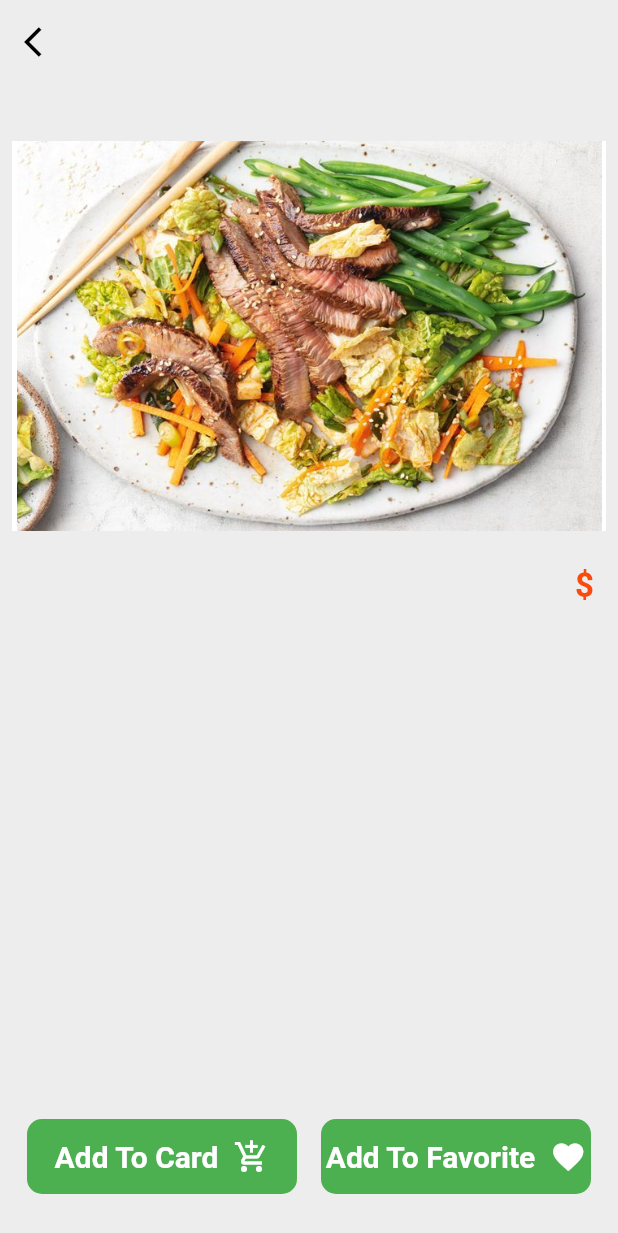
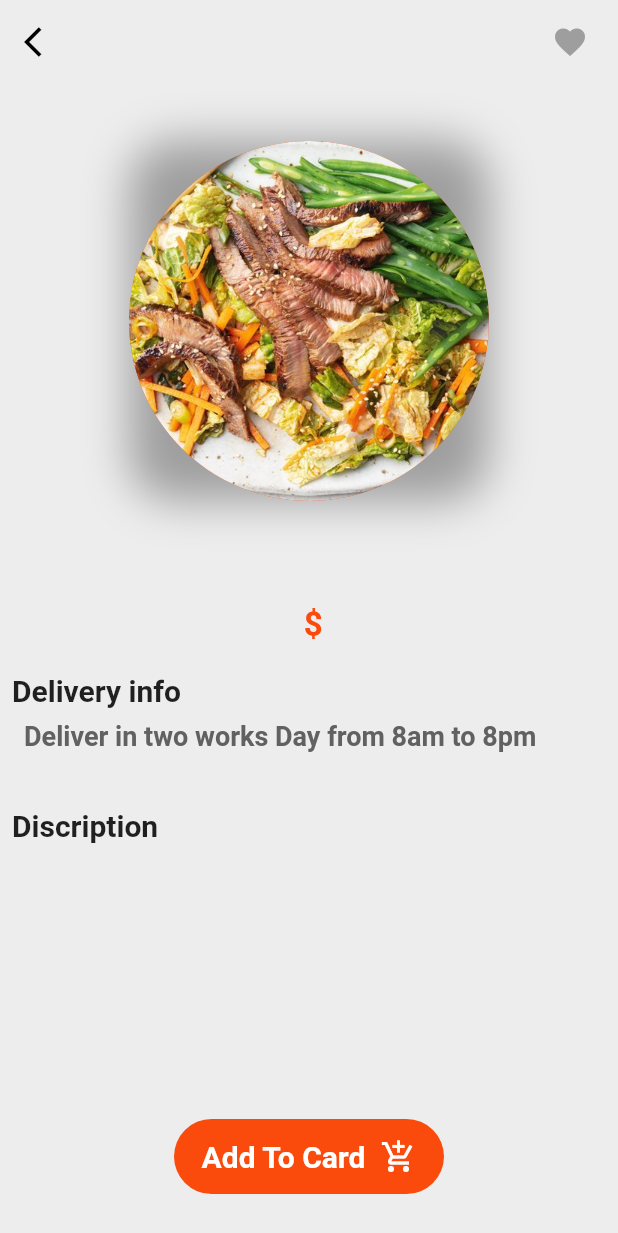
Before and after one commit to Kh-Anter/FPFlutter-Restorant, a Flutter app: the itemDetails screen opened directly with empty values, on a phone screen of 412 x 824 dp. Shown: the top 1233 px of the screen. Run offline on Flutter 3.47's test engine with Material 2 defaults, Android fonts, the phone set to English and light mode, and no system bars; our stand-ins replace cloud_firestore, firebase_auth, firebase_core, font_awesome_flutter, get, google_sign_in and 1 more; missing offline and left inert: flutter_facebook_auth; accounts and stored records are empty.

```diff
--- a/lib/screens/Favorite.dart
+++ b/lib/screens/Favorite.dart
@@ -31,11 +31,28 @@ class _FavoritePageState extends State<FavoritePage> {
               padding: const EdgeInsets.all(10.0),
               child: Column(
                 children: [
+                  Center(
+                      child: Text(
+                        'Swipe on an Item To delete',
+                        style: TextStyle(
+                            fontSize: 15,
+                            color: Colors.grey[700],
+                            fontWeight: FontWeight.bold),
+                      )),
+                  SizedBox(
+                    height: 20,
+                  ),
                   Expanded(
                     child: ListView.separated(
                       physics: BouncingScrollPhysics(),
                       itemBuilder: (context, index) => Padding(
                         padding: const EdgeInsets.all(8.0),
+                        child: Dismissible(
+                          onDismissed: (ind){
+                            favcontroller.deletefavitem(favcontroller.favoritelist[index].itemid,);
+                          },
+                          key: Key('item ${index}'),
+                          background: Container(child: Icon(Icons.delete)),
                           child: GestureDetector(
                             onTap: (){
                               Navigator.push(
@@ -109,17 +126,10 @@ class _FavoritePageState extends State<FavoritePage> {
                                             ),
                                           ],
                                         ),
-                                      Spacer(),
-                                      IconButton(onPressed: (){
-                                        setState(() {
-                                          favcontroller.deletefavitem(favcontroller.favoritelist[index].itemid,);
-                                          favcontroller.getfavitem();
-                                        });
-
-                                      }, icon: Icon(Icons.delete)),
                                       ],
                                     )
                                   ],
+                                ),
                               ),
                             ),
                           ),
--- a/lib/screens/item_details.dart
+++ b/lib/screens/item_details.dart
@@ -6,6 +6,7 @@ import 'package:get/get_state_manager/src/simple/get_state.dart';
 import 'package:restorant/constants.dart';
 import 'package:restorant/controller/maincontroller.dart';
 import 'package:restorant/screens/home.dart';
+import 'package:restorant/size_config.dart';
 
 class itemDetails extends StatelessWidget {
   maincontroller main = Get.put(maincontroller());
@@ -17,6 +18,7 @@ class itemDetails extends StatelessWidget {
 
   @override
   Widget build(BuildContext context) {
+    var _size = SizeConfig(context);
     return GetBuilder<maincontroller>(
         init: main,
         initState: (_) {},
@@ -25,7 +27,15 @@ class itemDetails extends StatelessWidget {
       backgroundColor: myBackgroundColor,
       appBar: AppBar(
         backgroundColor: myBackgroundColor,
-        title: Text('${name}',style: TextStyle(color: Colors.black,fontWeight: FontWeight.bold),),
+        actions: [
+          Padding(
+            padding: const EdgeInsets.all(8.0),
+            child: IconButton(onPressed: (){
+              main.setfavitem(name, price, discription, pic);
+            }, icon: Icon(Icons.favorite,color: Colors.grey,)),
+          )
+
+        ],
         leading: IconButton(
             onPressed: () => Get.off(HomeScreen()),
             icon: Icon(Icons.arrow_back_ios)),
@@ -34,43 +44,73 @@ class itemDetails extends StatelessWidget {
         child: Padding(
           padding: const EdgeInsets.all(8.0),
           child: Column(
-            crossAxisAlignment: CrossAxisAlignment.start,
+            crossAxisAlignment: CrossAxisAlignment.center,
             children: [
               SizedBox(height: 30,),
               Container(
-                height: 260,
-                width: double.maxFinite,
+                child: CircleAvatar(
+                  radius: 120,
+                  backgroundImage: AssetImage('assets/images/home/meal.jpg'),
+                ),
                 decoration: BoxDecoration(
-                  color: Colors.white,
-                  image: DecorationImage(
-                    image: AssetImage('assets/images/home/meal.jpg',),
-                    fit: BoxFit.contain,
+                  borderRadius: BorderRadius.circular(30),
+                  boxShadow: [
+                    BoxShadow(
+                      color: Colors.grey,
+                      blurRadius: 25,
+
+                    )
+                  ]
                 ),
               ),
+              SizedBox(height: 20,),
+              Text('${name}',style: TextStyle(fontWeight: FontWeight.bold,fontSize: 25),),
+              SizedBox(height: 20,),
+              Text('${price} \$',style: TextStyle(fontWeight: FontWeight.bold,fontSize: 22,color: myPrimaryColor),),
+              SizedBox(height: 20,),
+              Row(
+                mainAxisAlignment: MainAxisAlignment.start,
+                children: [
+                  Text('Delivery info',style: TextStyle(fontWeight: FontWeight.bold,fontSize: 20,),textAlign: TextAlign.start,),
+                ],
               ),
-              SizedBox(height: 15,),
               Padding(
                 padding: const EdgeInsets.all(8.0),
                 child: Row(
+                  mainAxisAlignment: MainAxisAlignment.start,
                   children: [
-                    Text('${name}',style: TextStyle(fontWeight: FontWeight.bold,fontSize: 22),),
-                    Spacer(),
-                    Text('${price} \$',style: TextStyle(fontWeight: FontWeight.bold,fontSize: 22,color: myPrimaryColor),),
-
+                    Text('Deliver in two works Day from 8am to 8pm',style: TextStyle(fontWeight: FontWeight.w600,fontSize: 18,color: Colors.grey[700]),),
                   ],
                 ),
               ),
-              SizedBox(height: 15,),
+              SizedBox(height: 30,),
+              Row(
+                mainAxisAlignment: MainAxisAlignment.start,
+                children: [
+                  Text('Discription',style: TextStyle(fontWeight: FontWeight.bold,fontSize: 20,),textAlign: TextAlign.start,),
+                ],
+              ),
               Padding(
                 padding: const EdgeInsets.all(8.0),
-                child: Text('${discription}',style: TextStyle(fontWeight: FontWeight.w600,fontSize: 20,color: Colors.blue[700]),),
+                child: Row(
+                  mainAxisAlignment: MainAxisAlignment.start,
+                  children: [
+                    Container(
+                      child: Text('${discription}',style: TextStyle(fontWeight: FontWeight.w600,fontSize: 18,color: Colors.grey[700]),
+                      overflow: TextOverflow.ellipsis,softWrap: false,maxLines: 1,
+
+
                       ),
+                      width: _size.getWidth-50,
+                    ),
+                  ],
+                ),
+              ),
+
               Spacer(),
               Padding(
                 padding: const EdgeInsets.symmetric(horizontal: 10.0,vertical: 20),
-                child: Row(
-                  children: [
-                    GestureDetector(
+                child: GestureDetector(
                 onTap:(){
                   main.setcarditem(name, price, discription, pic);
                 },
@@ -78,8 +118,8 @@ class itemDetails extends StatelessWidget {
                   child: Container(
                     height: 50,width: 180,
                     decoration: BoxDecoration(
-                          color: Colors.green,
-                          borderRadius: BorderRadius.circular(10)
+                      color: myPrimaryColor,
+                      borderRadius: BorderRadius.circular(30)
                     ),
                     child: Center(child: Row(
                       mainAxisAlignment: MainAxisAlignment.center,
@@ -91,31 +131,6 @@ class itemDetails extends StatelessWidget {
                     )),
                   ),
                 ),
-                    Spacer(),
-                    GestureDetector(
-                      onTap: (){
-                        main.setfavitem(name, price, discription, pic);
-
-                      },
-                      child: Container(
-                        height: 50,width: 180,
-                        decoration: BoxDecoration(
-                            color: Colors.green,
-                            borderRadius: BorderRadius.circular(10)
-                        ),
-                        child: Center(child: Row(
-                          mainAxisAlignment: MainAxisAlignment.center,
-                          children: [
-                            Text('Add To Favorite',style: TextStyle(color: Colors.white,fontSize: 20,fontWeight: FontWeight.bold),),
-                            SizedBox(width: 10,),
-                            Icon(Icons.favorite,color: Colors.white,)
-                          ],
-                        )),
-                      ),
-                    )
-
-                  ],
-                ),
               )
 
             ],
--- a/lib/widgets/Home/home_widget.dart
+++ b/lib/widgets/Home/home_widget.dart
@@ -168,6 +168,12 @@ class HomeWidget extends StatelessWidget {
           margin: EdgeInsets.all(10),
           decoration: BoxDecoration(
             borderRadius: BorderRadius.circular(30),
+            boxShadow: [
+              BoxShadow(
+                color: Colors.grey.withOpacity(0.3),
+                blurRadius: 4,
+                offset: Offset(4, 8),              )
+            ]
           ),
           child: Center(
               child: SizedBox(
```
Lines whose indentation alone changed are shown as unchanged.
